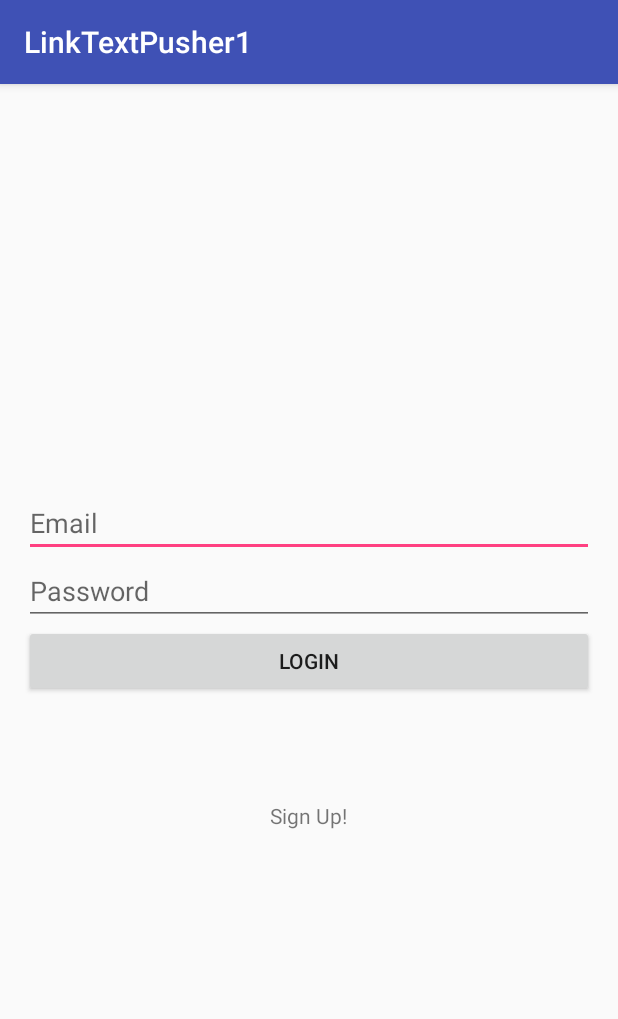
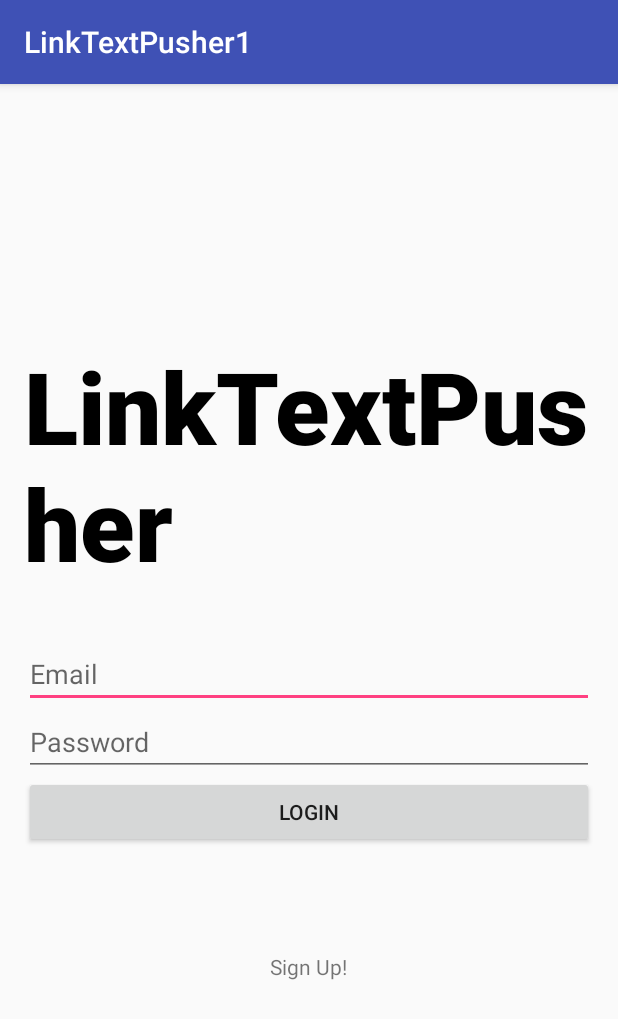
Before and after one commit to bc62101/LinkTextPusher, an Android app: the screen it shows after launch (LogInActivity), on a phone screen of 412 x 824 dp. Shown: the top 1019 px of the screen. Run offline under Robolectric (Android 15) with nearby library versions, the phone set to English and light mode, and no system bars; our stand-ins replace Firebase (no records; nobody signed in at launch, a user with empty details on screens opened directly).

Commit message:
changed fonts, added title

```diff
--- a/app/src/main/java/edu/uga/bc62101/linktextpusher1/Item.java
+++ b/app/src/main/java/edu/uga/bc62101/linktextpusher1/Item.java
@@ -29,7 +29,7 @@ public class Item {
         return content;
     }
 
-    public String getUserID(){
+    public String getUsername(){
         return this.user.getDisplayName();
     }
 
--- a/app/src/main/java/edu/uga/bc62101/linktextpusher1/ItemAdapter.java
+++ b/app/src/main/java/edu/uga/bc62101/linktextpusher1/ItemAdapter.java
@@ -23,7 +23,7 @@ import java.util.ArrayList;
 public class ItemAdapter extends ArrayAdapter<Item> {
 
     private LayoutInflater inflater;
-    private static ArrayList<Item> items = new ArrayList<>();
+    private ArrayList<Item> items = new ArrayList<>();
 
     /**
      * Adapter constructor without specifying the list of items to add to the new view.
@@ -82,7 +82,7 @@ public class ItemAdapter extends ArrayAdapter<Item> {
             TextView source = (TextView) v.findViewById(R.id.source);
 
             if( username != null ){
-                username.setText(item.getUserID());
+                username.setText(item.getUsername());
             }
 
             if( content != null ){
--- a/app/src/main/res/layout/activity_log_in.xml
+++ b/app/src/main/res/layout/activity_log_in.xml
@@ -14,6 +14,17 @@
         android:layout_height="match_parent"
         android:orientation="vertical"
         android:gravity="center">
+
+        <TextView
+            android:layout_width="wrap_content"
+            android:layout_height="wrap_content"
+            android:text="LinkTextPusher"
+            android:textColor="#000000"
+            android:textSize="100px"
+            android:paddingBottom="50px"
+            android:fontFamily="sans-serif-medium"
+            android:textStyle="bold" />
+
         <EditText android:id="@+id/emailField"
             android:layout_width="match_parent"
             android:layout_height="wrap_content"
@@ -31,6 +42,7 @@
             android:layout_alignLeft="@+id/emailField"
             android:layout_below="@+id/emailField"
             android:ems="10"
+            android:fontFamily="sans-serif"
             android:hint="@string/password_hint"
             android:inputType="textPassword" />
 
--- a/app/src/main/res/layout/content_main.xml
+++ b/app/src/main/res/layout/content_main.xml
@@ -17,7 +17,9 @@
     <ListView android:id="@+id/listView"
         android:layout_width="match_parent"
         android:layout_height="0dp"
-        android:layout_weight="1" />
+        android:layout_weight="1"
+        android:divider="@android:color/black"
+        android:dividerHeight="1.0sp" />
 
     <LinearLayout
         android:layout_width="match_parent"
```
Also changed, not shown: app/src/main/java/edu/uga/bc62101/linktextpusher1/MainActivity.java (+7 -1 lines), app/src/main/res/layout/activity_sign_up.xml (+11 -0 lines), app/src/main/res/layout/list_item.xml (+8 -3 lines).
